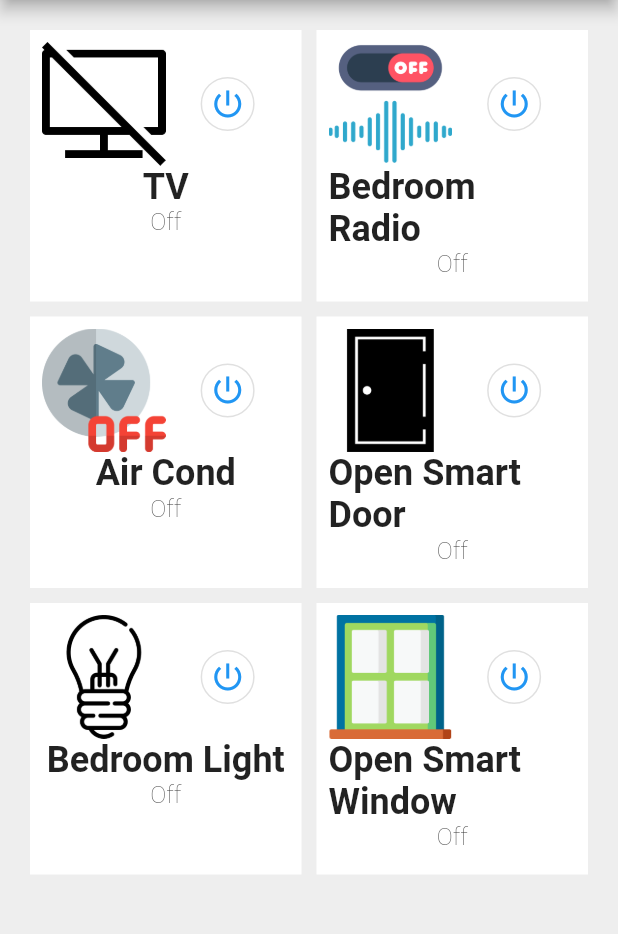
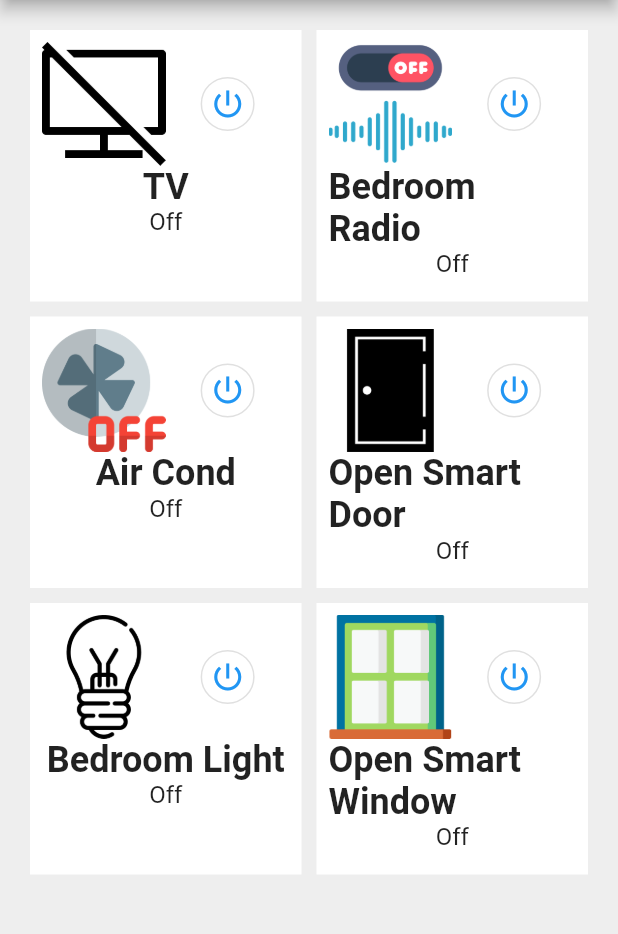
Before and after one commit to harithkhairol/MADlayoutAssignmentPart1, a Flutter app: the screen it shows after launch, on a phone screen of 412 x 824 dp, the part 84-1018 px from its top. Run offline on Flutter 3.47's test engine with Material 2 defaults, Android fonts, the phone set to English and light mode, and no system bars.

Commit message:
Update deviceSwitch.dart

```diff
--- a/lib/deviceSwitch.dart
+++ b/lib/deviceSwitch.dart
@@ -9,7 +9,7 @@ class DeviceSwitch extends StatelessWidget{
   @override
   Widget build(BuildContext context) {
     // TODO: implement build
-    return Text(deviceSwitch, style: TextStyle(fontSize: 16, fontWeight: FontWeight.w100));
+    return Text(deviceSwitch, style: TextStyle(fontSize: 16));
   }
 
 }
```
